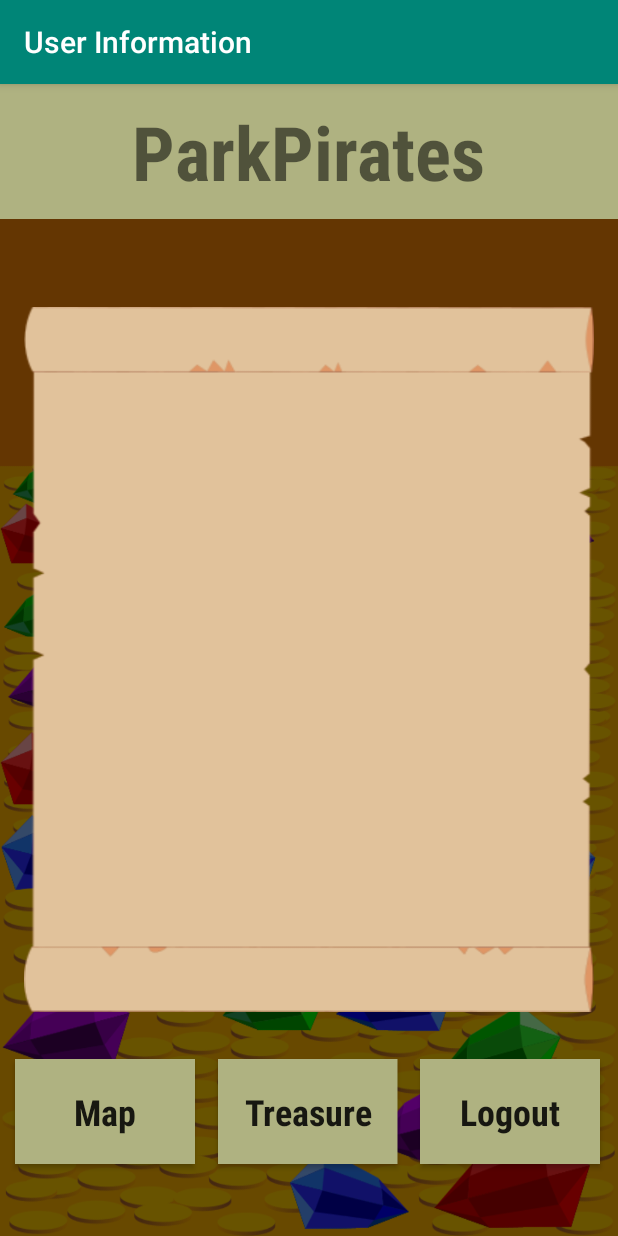
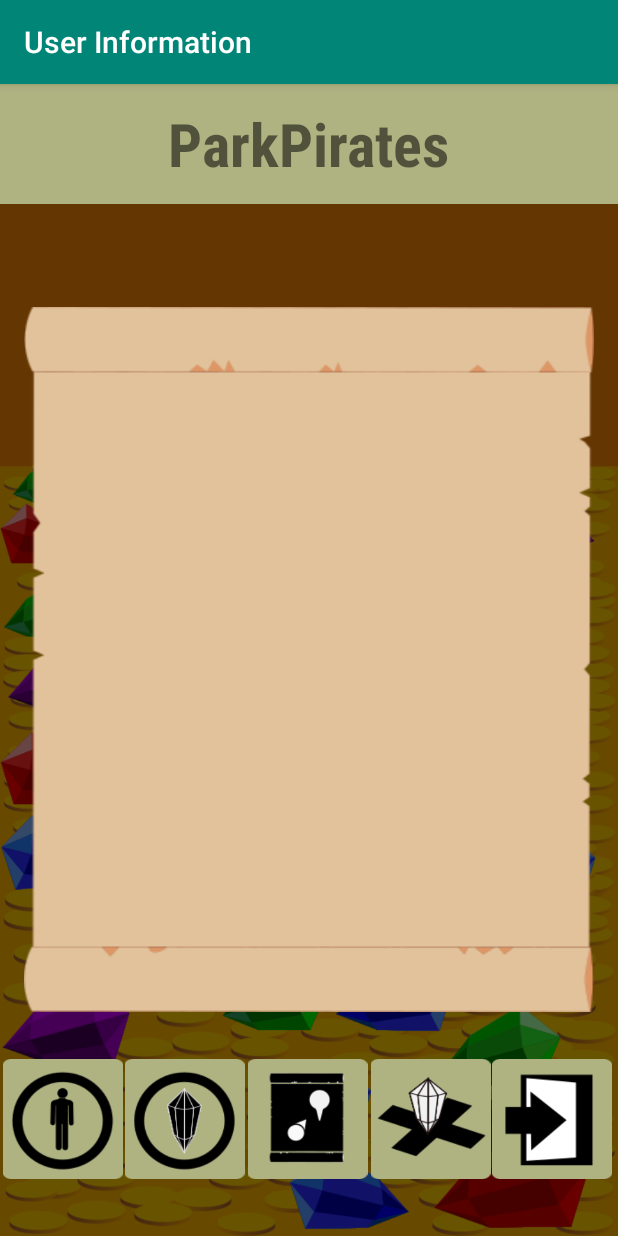
Before and after one commit to Khepra/ParkPiratesMobile, an Android app: the UserInfoActivity screen opened directly, with no data from a screen before it, on a phone screen of 412 x 824 dp. Run offline under Robolectric (Android 15) with nearby library versions, the phone set to English and light mode, and no system bars.

Commit message:
changes to xml, deleted mainActivity.java and xml

```diff
--- a/app/src/main/java/hi/parkpirates/android/controller/UserInfoActivity.java
+++ b/app/src/main/java/hi/parkpirates/android/controller/UserInfoActivity.java
@@ -27,14 +27,14 @@ public class UserInfoActivity extends AppCompatActivity {
 		}
 
 		// NOTE: Sloppy business below.
-		findViewById(R.id.move_login).setOnClickListener(new View.OnClickListener() {
+		/*findViewById(R.id.move_login).setOnClickListener(new View.OnClickListener() {
 			@Override
 			public void onClick(View v) {
 				Intent i = LoginActivity.prepare(UserInfoActivity.this, model);
 				startActivity(i);
 				finish();
 			}
-		});
+		});*/
 	}
 
 	// prepare(..) static method provides a mechanism for other activities to
--- a/app/src/main/res/layout/activity_user_info.xml
+++ b/app/src/main/res/layout/activity_user_info.xml
@@ -6,12 +6,12 @@
         xmlns:app="http://schemas.android.com/apk/res-auto"
         android:layout_width="match_parent"
         android:layout_height="match_parent"
-        tools:context=".controller.UserInfoActivity"
+        tools:context=".controller.BuryActivity"
         android:background="@drawable/dimonds_portrait">
 
     <LinearLayout
             android:layout_width="match_parent"
-            android:layout_height="90dp"
+            android:layout_height="80dp"
             android:orientation="horizontal"
             android:gravity="center"
             android:background="#AFB281"
@@ -22,7 +22,7 @@
         <TextView
                 android:layout_width="wrap_content"
                 android:layout_height="wrap_content"
-                android:textSize="50dp"
+                android:textSize="40dp"
                 android:text="ParkPirates"
                 android:textStyle="bold"
                 app:fontFamily="sans-serif-condensed"/>
@@ -36,43 +36,40 @@
     </FrameLayout>
     <Button
             android:id="@+id/log_in"
-            android:onClick="loginActivity"
-            android:text="Logout"
-            android:fontFamily="sans-serif-condensed"
-            android:textSize="24sp"
-            android:textStyle="bold"
-            android:textAllCaps="false"
-            android:layout_width="120dp"
-            android:layout_height="70dp"
-            android:background="#AFB281"
-            android:translationX="280dp"
+            android:layout_width="80dp"
+            android:layout_height="80dp"
+            android:background="@drawable/logout"
+            android:translationX="328dp"
             android:translationY="650dp"/>
 
     <Button
-            android:id="@+id/move_treasure"
-            android:text="Treasure"
-            android:onClick="treasureInfoActivity"
-            android:layout_width="120dp"
-            android:layout_height="70dp"
-            android:background="#AFB281"
-            android:fontFamily="sans-serif-condensed"
-            android:textSize="24sp"
-            android:textStyle="bold"
-            android:textAllCaps="false"
-            android:translationX="145dp"
+            android:id="@+id/move_bury"
+            android:layout_width="80dp"
+            android:layout_height="80dp"
+            android:background="@drawable/bury_activity"
+            android:translationX="247dp"
             android:translationY="650dp"/>
 
     <Button
             android:id="@+id/move_map"
-            android:text="Map"
-            android:onClick="mapActivity"
-            android:layout_width="120dp"
-            android:layout_height="70dp"
-            android:background="#AFB281"
-            android:fontFamily="sans-serif-condensed"
-            android:textSize="24sp"
-            android:textStyle="bold"
-            android:textAllCaps="false"
-            android:translationX="10dp"
+            android:layout_width="80dp"
+            android:layout_height="80dp"
+            android:background="@drawable/map"
+            android:translationX="165dp"
+            android:translationY="650dp"/>
+    <Button
+            android:id="@+id/move_treasure"
+            android:layout_width="80dp"
+            android:layout_height="80dp"
+            android:background="@drawable/treasure_info"
+            android:translationX="83dp"
+            android:translationY="650dp"/>
+
+    <Button
+            android:id="@+id/move_userInfoActivity"
+            android:layout_width="80dp"
+            android:layout_height="80dp"
+            android:background="@drawable/user_info"
+            android:translationX="2dp"
             android:translationY="650dp"/>
 </RelativeLayout>
```
Also changed, not shown: app/src/main/java/hi/parkpirates/android/controller/MainActivity.java (deleted, +0 -24 lines), app/src/main/java/hi/parkpirates/android/controller/MapActivity.java (+4 -4 lines), app/src/main/res/layout/activity_bury.xml (+27 -30 lines), app/src/main/res/layout/activity_main.xml (deleted, +0 -52 lines), app/src/main/res/layout/activity_map.xml (+28 -31 lines), app/src/main/res/layout/activity_register.xml (+28 -31 lines), app/src/main/res/layout/activity_seek.xml (+28 -31 lines), app/src/main/res/layout/activity_treasure_info.xml (+30 -33 lines), app/src/main/res/drawable/bury_activity.png (added), app/src/main/res/drawable/logout.png (added), app/src/main/res/drawable/map.png (added), app/src/main/res/drawable/treasure_info.png (added), app/src/main/res/drawable/user_info.png (added).
